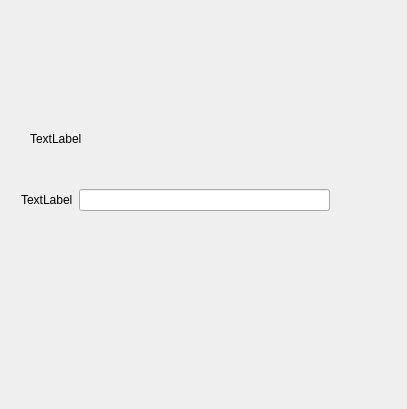
First picture: the form in TP4Gui/ajouterjoueur.ui, repository gabfb/TP4, before the edit.
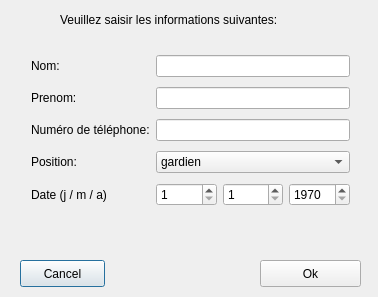
Second picture: the form after the edit.

The edit to the form file:
```diff
--- a/TP4Gui/ajouterjoueur.ui
+++ b/TP4Gui/ajouterjoueur.ui
@@ -6,8 +6,8 @@
    <rect>
     <x>0</x>
     <y>0</y>
-    <width>407</width>
-    <height>409</height>
+    <width>378</width>
+    <height>297</height>
    </rect>
   </property>
   <property name="windowTitle">
@@ -16,36 +16,150 @@
   <widget class="QWidget" name="horizontalLayoutWidget">
    <property name="geometry">
     <rect>
-     <x>10</x>
-     <y>160</y>
-     <width>331</width>
-     <height>80</height>
+     <x>20</x>
+     <y>40</y>
+     <width>341</width>
+     <height>184</height>
     </rect>
    </property>
-   <layout class="QHBoxLayout" name="horizontalLayout">
-    <item>
+   <layout class="QGridLayout" name="gridLayout">
+    <item row="0" column="0">
+     <widget class="QLabel" name="label_2">
+      <property name="text">
+       <string>Nom:</string>
+      </property>
+     </widget>
+    </item>
+    <item row="1" column="0">
      <widget class="QLabel" name="label">
       <property name="text">
-       <string>TextLabel</string>
+       <string>Prenom:</string>
       </property>
      </widget>
     </item>
-    <item>
-     <widget class="QLineEdit" name="lineEdit"/>
+    <item row="2" column="0">
+     <widget class="QLabel" name="label_3">
+      <property name="text">
+       <string>Numéro de téléphone:</string>
+      </property>
+     </widget>
+    </item>
+    <item row="3" column="0">
+     <widget class="QLabel" name="label_4">
+      <property name="text">
+       <string>Position:</string>
+      </property>
+     </widget>
+    </item>
+    <item row="0" column="1" colspan="3">
+     <widget class="QLineEdit" name="lineEdit_nom"/>
+    </item>
+    <item row="1" column="1" colspan="3">
+     <widget class="QLineEdit" name="lineEdit_prenom"/>
+    </item>
+    <item row="2" column="1" colspan="3">
+     <widget class="QLineEdit" name="lineEdit_tel"/>
+    </item>
+    <item row="4" column="1">
+     <widget class="QSpinBox" name="spinBox_jour">
+      <property name="minimum">
+       <number>1</number>
+      </property>
+      <property name="maximum">
+       <number>31</number>
+      </property>
+     </widget>
+    </item>
+    <item row="4" column="2">
+     <widget class="QSpinBox" name="spinBox_mois">
+      <property name="minimum">
+       <number>1</number>
+      </property>
+      <property name="maximum">
+       <number>12</number>
+      </property>
+     </widget>
+    </item>
+    <item row="4" column="3">
+     <widget class="QSpinBox" name="spinBox_an">
+      <property name="minimum">
+       <number>1970</number>
+      </property>
+      <property name="maximum">
+       <number>2020</number>
+      </property>
+     </widget>
+    </item>
+    <item row="4" column="0">
+     <widget class="QLabel" name="label_5">
+      <property name="text">
+       <string>Date (j / m / a)</string>
+      </property>
+     </widget>
+    </item>
+    <item row="3" column="1" colspan="3">
+     <widget class="QComboBox" name="comboBoxPosition">
+      <item>
+       <property name="text">
+        <string>gardien</string>
+       </property>
+      </item>
+      <item>
+       <property name="text">
+        <string>ailier</string>
+       </property>
+      </item>
+      <item>
+       <property name="text">
+        <string>centre</string>
+       </property>
+      </item>
+      <item>
+       <property name="text">
+        <string>defensseur</string>
+       </property>
+      </item>
+     </widget>
     </item>
    </layout>
   </widget>
-  <widget class="QLabel" name="label_2">
+  <widget class="QLabel" name="label_6">
    <property name="geometry">
     <rect>
-     <x>30</x>
-     <y>130</y>
-     <width>55</width>
-     <height>17</height>
+     <x>60</x>
+     <y>10</y>
+     <width>231</width>
+     <height>20</height>
     </rect>
    </property>
    <property name="text">
-    <string>TextLabel</string>
+    <string>Veuillez saisir les informations suivantes:</string>
+   </property>
+  </widget>
+  <widget class="QPushButton" name="BoutonCancel">
+   <property name="geometry">
+    <rect>
+     <x>20</x>
+     <y>260</y>
+     <width>85</width>
+     <height>27</height>
+    </rect>
+   </property>
+   <property name="text">
+    <string>Cancel</string>
+   </property>
+  </widget>
+  <widget class="QPushButton" name="BoutonOk">
+   <property name="geometry">
+    <rect>
+     <x>260</x>
+     <y>260</y>
+     <width>101</width>
+     <height>27</height>
+    </rect>
+   </property>
+   <property name="text">
+    <string>Ok</string>
    </property>
   </widget>
  </widget>
```
Left out of the diff: 21 changed lines with no effect on the pictures.
